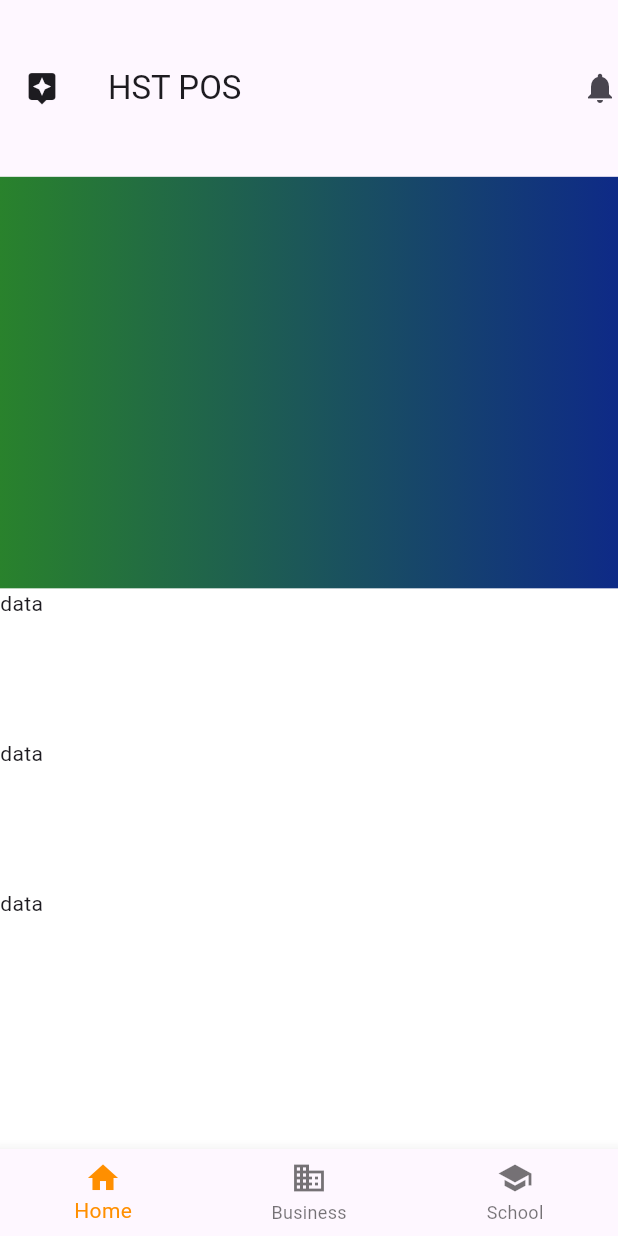
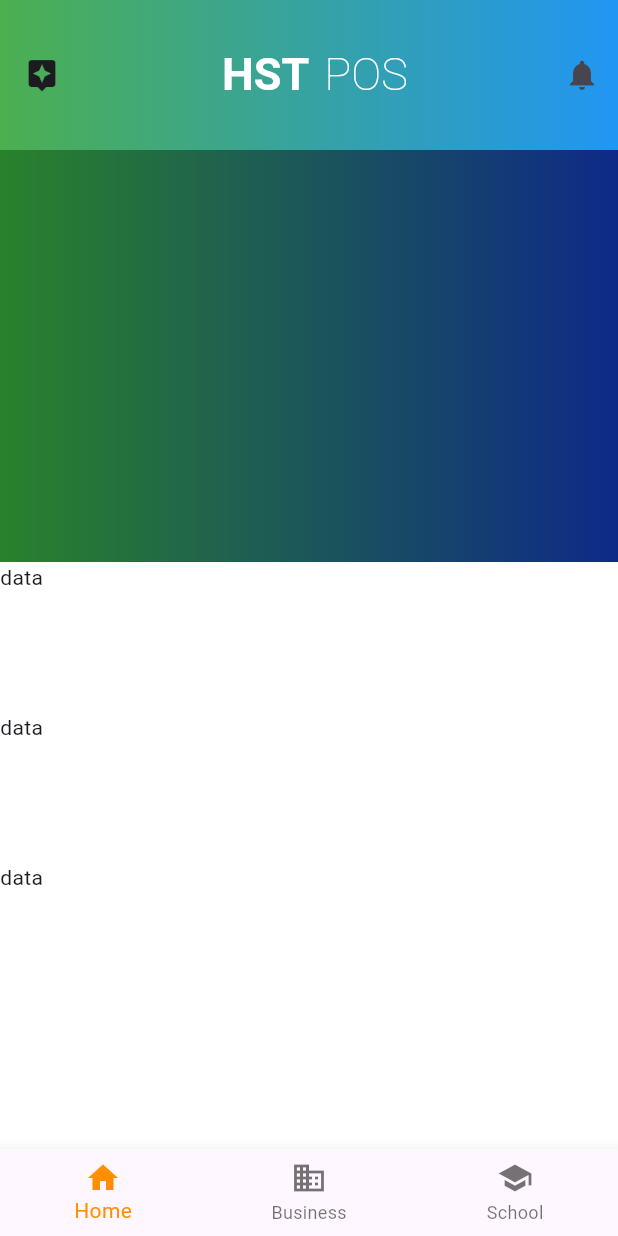
Before and after one commit to kadiirhocaoglu/InternHST, a Flutter app: the screen it shows after launch, on a phone screen of 412 x 824 dp. Run offline on Flutter 3.47's test engine with Material 3 defaults, Android fonts, the phone set to English and light mode, and no system bars; our stand-ins replace animated_text_kit, dio; missing offline and left inert: flutter_nfc_kit, ndef.

Commit message:
fix appbar homePage

```diff
--- a/home_app/lib/navigation_page/navigation_page_view.dart
+++ b/home_app/lib/navigation_page/navigation_page_view.dart
@@ -26,10 +26,10 @@
   Widget build(BuildContext context) {
     final height = MediaQuery.of(context).size.height;
     return Scaffold(
-      appBar: AppBar(
-
-          leading: IconButton(icon: Icon(Icons.assistant), onPressed: (){
-            showModalBottomSheet(context: context, builder:
+        appBar: AppBar(
+        toolbarHeight: 100,
+        leading: IconButton(icon: Icon(Icons.assistant), onPressed: (){
+          showModalBottomSheet(context: context, builder:
              (BuildContext context) {
                       return Container(
                         height: 1000,
@@ -42,10 +42,38 @@
                     showDragHandle: false
             );
           },),
-          title: Text("HST POS"),
-          actions: [Icon(Icons.notifications)],
-          toolbarHeight: height / 7,
+        automaticallyImplyLeading: false,
+        flexibleSpace: Container(
+          decoration: BoxDecoration(
+            gradient: LinearGradient(colors: [
+              Colors.green.withOpacity(1),
+              Colors.blue
+            ]),
+          ),
         ),
+        title: Row(
+          mainAxisAlignment: MainAxisAlignment.center,
+          children: [
+            Text("HST",
+                style: TextStyle(
+                    color: Colors.white,
+                    fontWeight: FontWeight.bold,
+                    fontSize: 30)),
+            Padding(
+                padding:
+                    EdgeInsets.only(left: 10),
+                child: Text("POS",
+                    style: TextStyle(
+                      color: Colors.white,
+                      fontWeight: FontWeight.w100,
+                      fontSize: 30,
+                    )))
+          ],
+        ),
+        actions: [
+          IconButton(onPressed: () {}, icon: Icon(Icons.notifications))
+        ],
+      ),
       body: IndexedStack(
         index: _selectedIndex,
         children: _widgetOptions,
```
